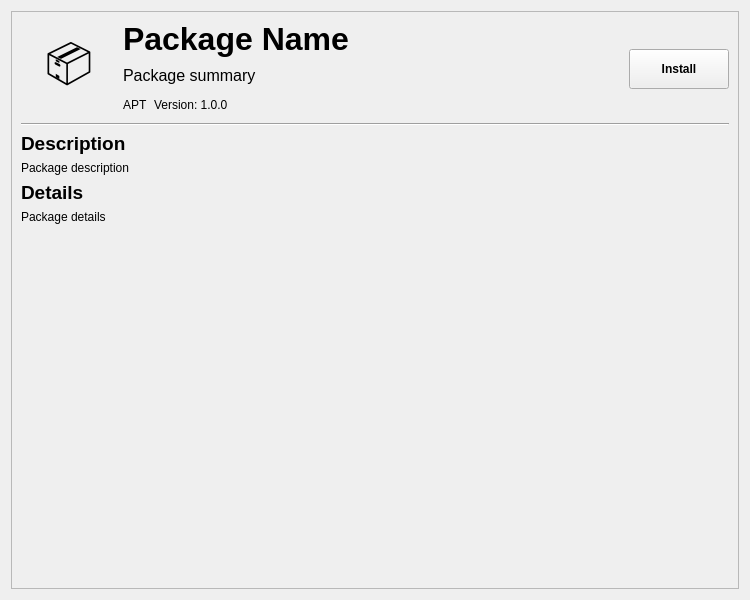
Qt form src/ui/panels/package_detail_panel.ui (anocweb/apt-ex-package-manager) before a commit.
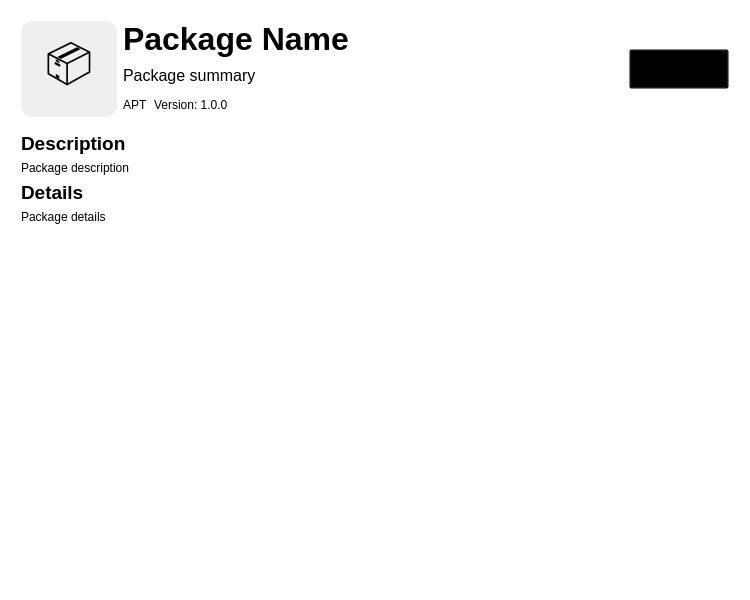
The same form after that commit.

Commit message:
Migrate to centralized color system with CSS variables
- Replace hardcoded colors with CSS variables in all UI files
- Create centralized color definitions in styles/colors.css
- Update all panels, widgets, and main window to use new color system
- Add COLOR_MIGRATION.md documentation
- Improve maintainability and theme consistency
- Enable easier future theme customization

```diff
--- a/src/ui/panels/package_detail_panel.ui
+++ b/src/ui/panels/package_detail_panel.ui
@@ -2,6 +2,13 @@
 <ui version="4.0">
  <class>PackageDetailPanel</class>
  <widget class="QWidget" name="PackageDetailPanel">
+  <property name="styleSheet">
+   <string>QWidget { background-color: transparent; }
+QScrollBar { background-color: palette(base); }
+QScrollBar::handle { background-color: palette(button); border-radius: 4px; }
+QScrollBar::handle:hover { background-color: palette(mid); }
+QScrollBar::add-line, QScrollBar::sub-line { width: 0px; height: 0px; }</string>
+  </property>
   <property name="geometry">
    <rect>
     <x>0</x>
```
The commit also changes 18 other files.
